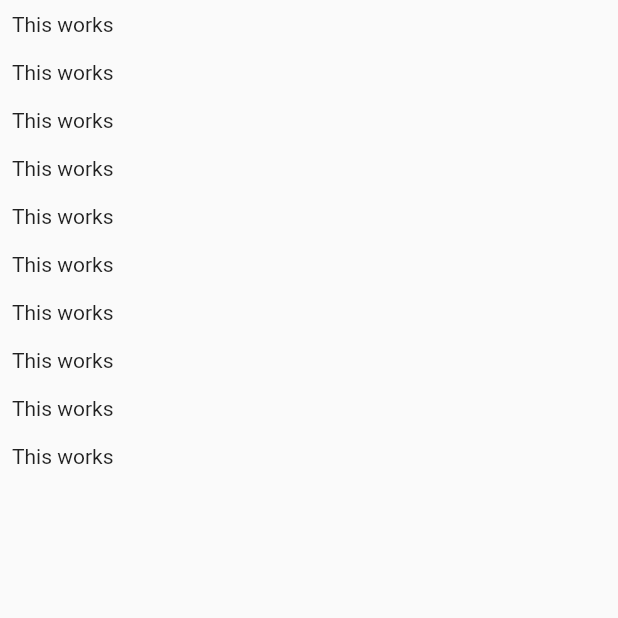
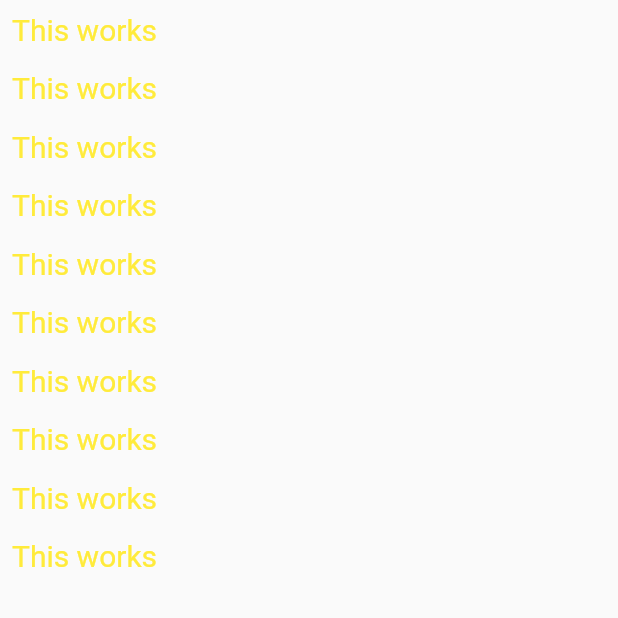
Before and after one commit to Nobi1202/Chat-App, a Flutter app: the screen it shows after launch, on a phone screen of 412 x 824 dp, the top half of it. Run offline on Flutter 3.47's test engine with Material 2 defaults, Android fonts, the phone set to English and light mode, and no system bars.

Commit message:
test another author

```diff
--- a/lib/screens/chat_screen.dart
+++ b/lib/screens/chat_screen.dart
@@ -10,7 +10,13 @@ class ChatScreen extends StatelessWidget {
         itemCount: 10,
         itemBuilder: (ctx, index) => Container(
           padding: const EdgeInsets.all(8),
-          child: const Text("This works"),
+          child: const Text(
+            "This works",
+            style: TextStyle(
+              color: Colors.yellow,
+              fontSize: 20,
+            ),
+          ),
         ),
       ),
     );
```
